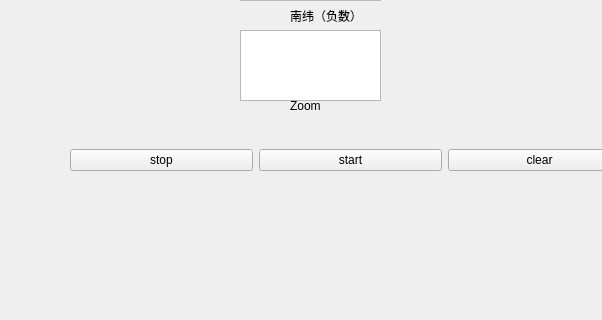
Old version of the form get_map_tiles/mainwindow.ui in the repository lin123lin123/get_map_tile; both pictures show x 0 to 602 and y 280 to 600 of the 800 by 600 pixel window.
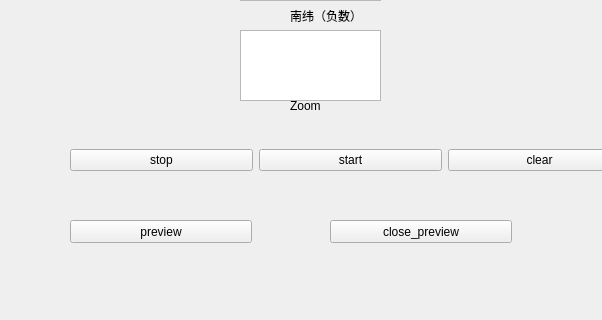
New version of the form.

```diff
--- a/get_map_tiles/mainwindow.ui
+++ b/get_map_tiles/mainwindow.ui
@@ -162,6 +162,32 @@
      </item>
     </layout>
    </widget>
+   <widget class="QPushButton" name="pushButton_4">
+    <property name="geometry">
+     <rect>
+      <x>70</x>
+      <y>500</y>
+      <width>182</width>
+      <height>23</height>
+     </rect>
+    </property>
+    <property name="text">
+     <string>preview</string>
+    </property>
+   </widget>
+   <widget class="QPushButton" name="pushButton_5">
+    <property name="geometry">
+     <rect>
+      <x>330</x>
+      <y>500</y>
+      <width>182</width>
+      <height>23</height>
+     </rect>
+    </property>
+    <property name="text">
+     <string>close_preview</string>
+    </property>
+   </widget>
   </widget>
   <widget class="QMenuBar" name="menubar">
    <property name="geometry">
```
